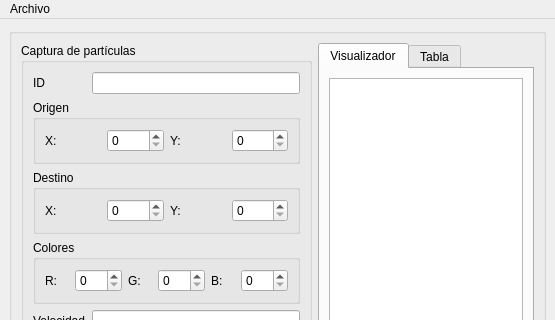
Qt form mainwindow.ui (Cristina-Mtz/Actividad-Particulas) before a commit; both pictures show x 0 to 555 and y 0 to 320 of the 555 by 672 pixel window.
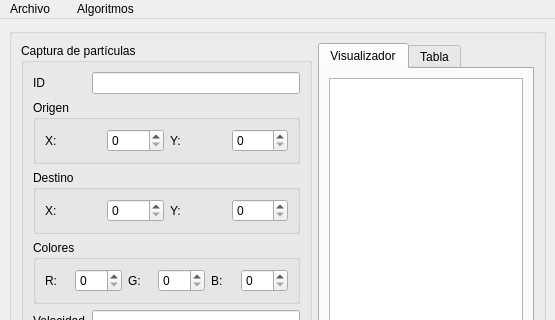
The same form after that commit.

```diff
--- a/mainwindow.ui
+++ b/mainwindow.ui
@@ -310,8 +310,15 @@
      <string/>
     </property>
    </widget>
+   <widget class="QMenu" name="menuAlgoritmos">
+    <property name="title">
+     <string>Algoritmos</string>
+    </property>
+    <addaction name="actionReccorrido_profundidad_amplitud"/>
+   </widget>
    <addaction name="menuArchivo"/>
    <addaction name="menuVer"/>
+   <addaction name="menuAlgoritmos"/>
   </widget>
   <widget class="QStatusBar" name="statusbar"/>
   <action name="actionAbrir">
```
Left out of the diff: 5 changed lines with no effect on the pictures.
